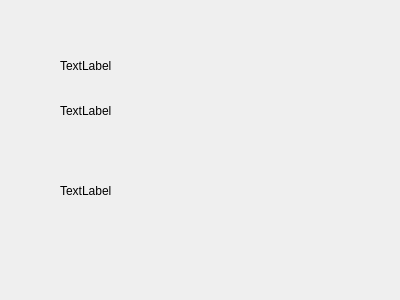
Old version of the form result.ui in the repository wqz123287/face_test.
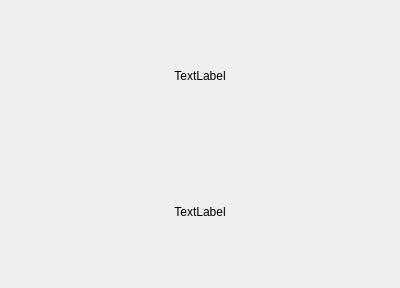
New version of the form.

What changed in the file:
```diff
--- a/result.ui
+++ b/result.ui
@@ -7,51 +7,53 @@
     <x>0</x>
     <y>0</y>
     <width>400</width>
-    <height>300</height>
+    <height>288</height>
    </rect>
   </property>
   <property name="windowTitle">
    <string>Dialog</string>
   </property>
+  <layout class="QVBoxLayout" name="verticalLayout_2">
+   <item>
+    <layout class="QVBoxLayout" name="verticalLayout">
+     <item>
   <widget class="QLabel" name="time">
-   <property name="geometry">
-    <rect>
-     <x>60</x>
-     <y>50</y>
-     <width>181</width>
-     <height>31</height>
-    </rect>
+       <property name="maximumSize">
+        <size>
+         <width>16777215</width>
+         <height>800</height>
+        </size>
+       </property>
+       <property name="layoutDirection">
+        <enum>Qt::LeftToRight</enum>
    </property>
    <property name="text">
     <string>TextLabel</string>
    </property>
-  </widget>
+       <property name="alignment">
+        <set>Qt::AlignCenter</set>
+       </property>
+      </widget>
+     </item>
+     <item>
   <widget class="QLabel" name="number">
-   <property name="geometry">
-    <rect>
-     <x>60</x>
-     <y>90</y>
-     <width>201</width>
-     <height>41</height>
-    </rect>
+       <property name="maximumSize">
+        <size>
+         <width>16777215</width>
+         <height>800</height>
+        </size>
    </property>
    <property name="text">
     <string>TextLabel</string>
    </property>
-  </widget>
-  <widget class="QLabel" name="advice">
-   <property name="geometry">
-    <rect>
-     <x>60</x>
-     <y>160</y>
-     <width>191</width>
-     <height>61</height>
-    </rect>
-   </property>
-   <property name="text">
-    <string>TextLabel</string>
-   </property>
-  </widget>
+       <property name="alignment">
+        <set>Qt::AlignCenter</set>
+       </property>
+      </widget>
+     </item>
+    </layout>
+   </item>
+  </layout>
  </widget>
  <resources/>
  <connections/>
```
Lines whose indentation alone changed are shown as unchanged.
